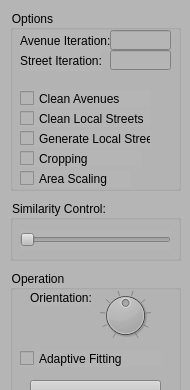
gnishida/StreetDesigner, file StreetDesigner/ControlWidget.ui: the form before one commit; both pictures show x 0 to 190 and y 0 to 390 of the 190 by 977 pixel window.
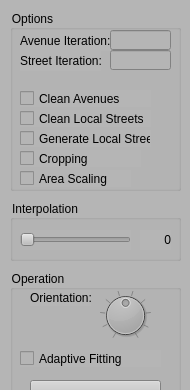
The form after the commit.

```diff
--- a/StreetDesigner/ControlWidget.ui
+++ b/StreetDesigner/ControlWidget.ui
@@ -298,14 +298,14 @@
      </rect>
     </property>
     <property name="title">
-     <string>Similarity Control:</string>
+     <string>Interpolation</string>
     </property>
     <widget class="QSlider" name="horizontalSliderExactSimilarityFactor">
      <property name="geometry">
       <rect>
        <x>10</x>
        <y>30</y>
-       <width>151</width>
+       <width>111</width>
        <height>20</height>
       </rect>
      </property>
@@ -316,6 +316,31 @@
       <enum>Qt::Horizontal</enum>
      </property>
     </widget>
+    <widget class="QLabel" name="labelInterpolationFactor">
+     <property name="geometry">
+      <rect>
+       <x>130</x>
+       <y>30</y>
+       <width>31</width>
+       <height>20</height>
+      </rect>
+     </property>
+     <property name="styleSheet">
+      <string notr="true"/>
+     </property>
+     <property name="frameShape">
+      <enum>QFrame::NoFrame</enum>
+     </property>
+     <property name="frameShadow">
+      <enum>QFrame::Plain</enum>
+     </property>
+     <property name="text">
+      <string>0</string>
+     </property>
+     <property name="alignment">
+      <set>Qt::AlignRight|Qt::AlignTrailing|Qt::AlignVCenter</set>
+     </property>
+    </widget>
    </widget>
   </widget>
  </widget>
```
Left out of the diff: 2 changed lines with no effect on the pictures.
